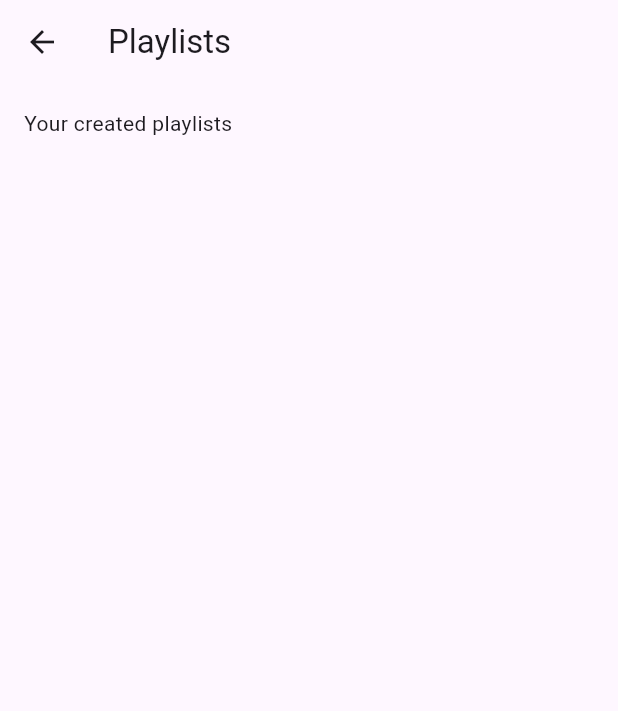
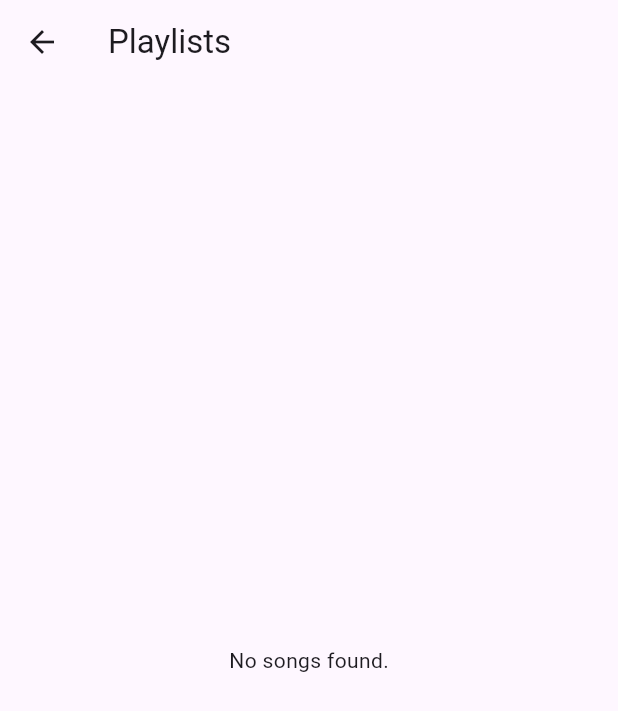
Before and after one commit to Mister-Ritom/suur, a Flutter app: the LibraryListPage screen opened directly, after a tap on "Playlists", on a phone screen of 412 x 824 dp. Shown: the top 711 px of the screen. Run offline on Flutter 3.47's test engine with Material 3 defaults, Android fonts, the phone set to English and light mode, and no system bars; our stand-ins replace audioplayers; missing offline and left inert: youtube_explode_dart.

Commit message:
Refactor download and library pages for improved file handling and metadata management

```diff
--- a/lib/pages/download_page.dart
+++ b/lib/pages/download_page.dart
@@ -61,9 +61,9 @@ class _DownloadPageState extends State<DownloadPage> {
       if (dir == null) return _showMessage('Download directory not found');
 
       final filename = _title ?? 'video';
-      final filePath = '${dir.path}/$filename';
+      final filePath = '${dir.path}/Suur/$filename';
       final file = File(
-        '$filePath/music_${_audioStreams[_selectedIndex].bitrate.kiloBitsPerSecond}kbps.${_audioStreams[_selectedIndex].container}',
+        '$filePath/music_${_audioStreams[_selectedIndex].bitrate.kiloBitsPerSecond}kbps.webm',
       );
 
       if (await file.exists()) await file.delete();
@@ -84,7 +84,7 @@ class _DownloadPageState extends State<DownloadPage> {
   }
 
   Future<void> _writeMetadata(String dir) async {
-    final file = File('$dir/manifest.txt');
+    final file = File('$dir/manifest.json');
     if (await file.exists()) await file.delete();
     await file.create(recursive: true);
 
--- a/lib/pages/librarypage.dart
+++ b/lib/pages/librarypage.dart
@@ -1,4 +1,11 @@
+import 'dart:convert';
+import 'dart:io';
+
+import 'package:audioplayers/audioplayers.dart';
 import 'package:flutter/material.dart';
+import 'package:path_provider/path_provider.dart';
+import 'package:provider/provider.dart';
+import 'package:suur/provider/player_provider.dart';
 import 'package:suur/services/library_folder.dart';
 
 class LibraryPage extends StatefulWidget {
@@ -11,13 +18,114 @@ class LibraryPage extends StatefulWidget {
 }
 
 class _LibraryPageState extends State<LibraryPage> {
+  Future<List<Map<String, dynamic>>> _fetchLibraryData() async {
+    if (widget.libraryFolder.title != 'Downloaded') return [];
+
+    final downloadDir = await getDownloadsDirectory();
+    if (downloadDir == null) return [];
+
+    final songPath = '${downloadDir.path}/Suur';
+    final directory = Directory(songPath);
+    final List<Map<String, dynamic>> songs = [];
+
+    if (!(await directory.exists())) return [];
+
+    final List<FileSystemEntity> folders = directory.listSync();
+
+    for (var folder in folders) {
+      if (folder is Directory) {
+        File? songFile;
+        Map<String, dynamic>? manifestMap;
+
+        final List<FileSystemEntity> subFiles = folder.listSync();
+
+        for (var subFile in subFiles) {
+          final fileName = subFile.uri.pathSegments.last;
+
+          if (subFile is File) {
+            if (fileName.endsWith('.mp3')) {
+              songFile = subFile;
+            } else if (fileName == 'manifest.json') {
+              manifestMap = await getManifestMap(subFile);
+            }
+          }
+        }
+
+        if (songFile != null && manifestMap != null) {
+          songs.add({'file': songFile, ...manifestMap});
+        }
+      }
+    }
+
+    return songs;
+  }
+
+  Future<Map<String, dynamic>> getManifestMap(File file) async {
+    try {
+      final jsonString = await file.readAsString();
+      final jsonMap = jsonDecode(jsonString);
+      return jsonMap;
+    } catch (e) {
+      return {};
+    }
+  }
+
   @override
   Widget build(BuildContext context) {
-    return Scaffold(
-      appBar: AppBar(title: Text(widget.libraryFolder.title)),
-      body: Padding(
-        padding: const EdgeInsets.all(16.0),
-        child: Text(widget.libraryFolder.subtitle),
+    return ChangeNotifierProvider(
+      create: (context) => PlayerProvider(),
+      child: Scaffold(
+        appBar: AppBar(title: Text(widget.libraryFolder.title)),
+        body: FutureBuilder<List<Map<String, dynamic>>>(
+          future: _fetchLibraryData(),
+          builder: (context, snapshot) {
+            if (snapshot.connectionState == ConnectionState.waiting) {
+              return const Center(child: CircularProgressIndicator());
+            } else if (snapshot.hasError) {
+              return Center(child: Text('Error: ${snapshot.error}'));
+            } else if (!snapshot.hasData || snapshot.data!.isEmpty) {
+              return const Center(child: Text('No songs found.'));
+            }
+
+            final songs = snapshot.data!;
+            return ListView.builder(
+              itemCount: songs.length,
+              itemBuilder: (context, index) {
+                final song = songs[index];
+                final title = song['title'] ?? 'Unknown';
+                final artist = song['artist'] ?? 'Unknown';
+                final imageUrl = song['image'];
+                return ListTile(
+                  leading:
+                      imageUrl != null && imageUrl.isNotEmpty
+                          ? Image.network(imageUrl)
+                          : const Icon(Icons.music_note),
+                  title: Text(title),
+                  subtitle: Text(artist),
+                  onTap: () {
+                    //Show a snackbar with the song title
+                    ScaffoldMessenger.of(context).showSnackBar(
+                      SnackBar(
+                        content: Text('Playing: $title'),
+                        duration: const Duration(seconds: 2),
+                      ),
+                    );
+                    final player = Provider.of<PlayerProvider>(
+                      context,
+                      listen: false,
+                    );
+                    final audioPlayer = player.audioPlayer;
+                    if (player.isPlaying) {
+                      player.pause();
+                    }
+                    audioPlayer.setSource(DeviceFileSource(song['file'].path));
+                    player.play();
+                  },
+                );
+              },
+            );
+          },
+        ),
       ),
     );
   }
--- a/lib/provider/player_provider.dart
+++ b/lib/provider/player_provider.dart
@@ -9,6 +9,7 @@ class PlayerProvider extends ChangeNotifier {
   int _duration = 0;
   int get duration => _duration;
   final AudioPlayer _audioPlayer = AudioPlayer();
+  AudioPlayer get audioPlayer => _audioPlayer;
 
   PlayerProvider() {
     _audioPlayer.onPlayerStateChanged.listen((state) {
@@ -28,11 +29,13 @@ class PlayerProvider extends ChangeNotifier {
   }
 
   void play() {
+    _audioPlayer.resume();
     _isPlaying = true;
     notifyListeners();
   }
 
   void pause() {
+    _audioPlayer.pause();
     _isPlaying = false;
     notifyListeners();
   }
```
Also changed, not shown: 1 other file.
